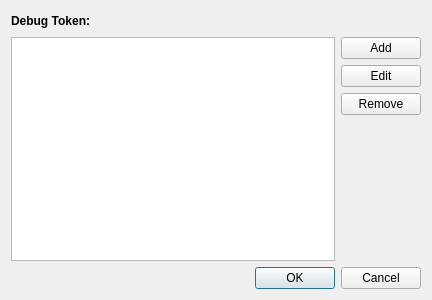
First picture: the form in src/plugins/qnx/blackberrydebugtokenpinsdialog.ui, repository qt-creator/qt-creator, before the edit.
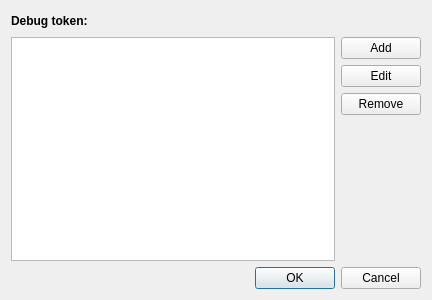
Second picture: the form after the edit.

Patch:
```diff
--- a/src/plugins/qnx/blackberrydebugtokenpinsdialog.ui
+++ b/src/plugins/qnx/blackberrydebugtokenpinsdialog.ui
@@ -19,7 +19,7 @@
      <item>
       <widget class="QLabel" name="label">
        <property name="text">
-        <string>&lt;html&gt;&lt;head/&gt;&lt;body&gt;&lt;p&gt;&lt;span style=&quot; font-weight:600;&quot;&gt;Debug Token: &lt;/span&gt;&lt;/p&gt;&lt;/body&gt;&lt;/html&gt;</string>
+        <string>&lt;html&gt;&lt;head/&gt;&lt;body&gt;&lt;p&gt;&lt;span style=&quot; font-weight:600;&quot;&gt;Debug token: &lt;/span&gt;&lt;/p&gt;&lt;/body&gt;&lt;/html&gt;</string>
        </property>
       </widget>
      </item>
```
